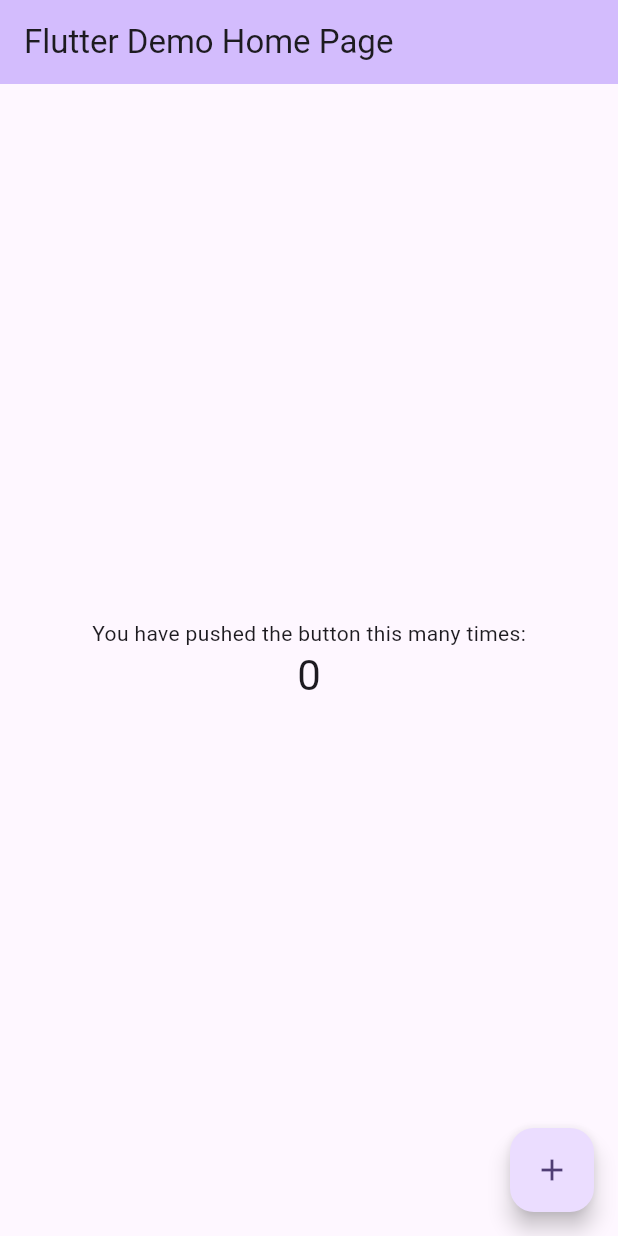
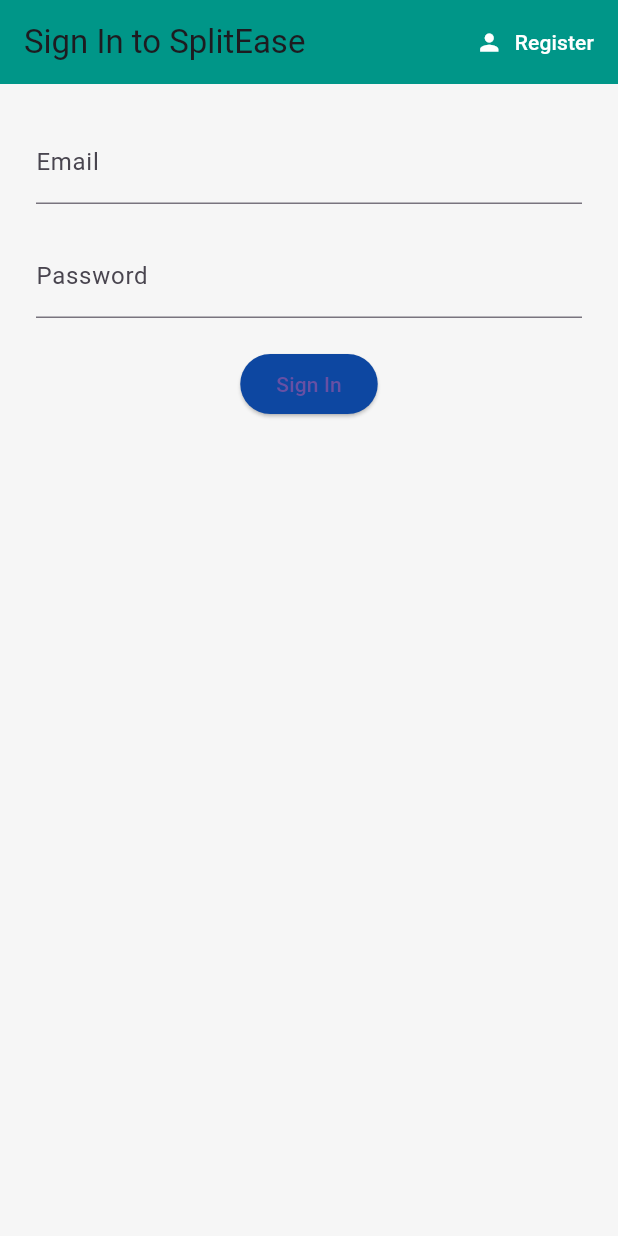
Before and after one commit to AmoghaK1/Splitwise-Clone, a Flutter app: the screen it shows after launch, on a phone screen of 412 x 824 dp. Run offline on Flutter 3.47's test engine with Material 3 defaults, Android fonts, the phone set to English and light mode, and no system bars; our stand-ins replace firebase_auth, firebase_core, flutter_spinkit; accounts and stored records are empty.

Commit message:
Integrated User Login

```diff
--- a/lib/main.dart
+++ b/lib/main.dart
@@ -1,122 +1,57 @@
 import 'package:flutter/material.dart';
+import 'package:firebase_core/firebase_core.dart';
+import 'package:provider/provider.dart';
+
+import 'models/AppUser.dart';
+import 'services/auth_service.dart';
+import 'shared/loading.dart';
+import 'screens/wrapper.dart';
 
 void main() {
-  runApp(const MyApp());
+  WidgetsFlutterBinding.ensureInitialized();
+  runApp(const SplitwiseCloneApp());
 }
 
-class MyApp extends StatelessWidget {
-  const MyApp({super.key});
+class SplitwiseCloneApp extends StatelessWidget {
+  const SplitwiseCloneApp({super.key});
 
-  // This widget is the root of your application.
-  @override
-  Widget build(BuildContext context) {
-    return MaterialApp(
-      title: 'Flutter Demo',
-      theme: ThemeData(
-        // This is the theme of your application.
-        //
-        // TRY THIS: Try running your application with "flutter run". You'll see
-        // the application has a purple toolbar. Then, without quitting the app,
-        // try changing the seedColor in the colorScheme below to Colors.green
-        // and then invoke "hot reload" (save your changes or press the "hot
-        // reload" button in a Flutter-supported IDE, or press "r" if you used
-        // the command line to start the app).
-        //
-        // Notice that the counter didn't reset back to zero; the application
-        // state is not lost during the reload. To reset the state, use hot
-        // restart instead.
-        //
-        // This works for code too, not just values: Most code changes can be
-        // tested with just a hot reload.
-        colorScheme: ColorScheme.fromSeed(seedColor: Colors.deepPurple),
-      ),
-      home: const MyHomePage(title: 'Flutter Demo Home Page'),
-    );
-  }
-}
-
-class MyHomePage extends StatefulWidget {
-  const MyHomePage({super.key, required this.title});
-
-  // This widget is the home page of your application. It is stateful, meaning
-  // that it has a State object (defined below) that contains fields that affect
-  // how it looks.
-
-  // This class is the configuration for the state. It holds the values (in this
-  // case the title) provided by the parent (in this case the App widget) and
-  // used by the build method of the State. Fields in a Widget subclass are
-  // always marked "final".
-
-  final String title;
-
-  @override
-  State<MyHomePage> createState() => _MyHomePageState();
-}
-
-class _MyHomePageState extends State<MyHomePage> {
-  int _counter = 0;
-
-  void _incrementCounter() {
-    setState(() {
-      // This call to setState tells the Flutter framework that something has
-      // changed in this State, which causes it to rerun the build method below
-      // so that the display can reflect the updated values. If we changed
-      // _counter without calling setState(), then the build method would not be
-      // called again, and so nothing would appear to happen.
-      _counter++;
-    });
+  Future<FirebaseApp> _initializeFirebase() async {
+    return await Firebase.initializeApp();
   }
 
   @override
   Widget build(BuildContext context) {
-    // This method is rerun every time setState is called, for instance as done
-    // by the _incrementCounter method above.
-    //
-    // The Flutter framework has been optimized to make rerunning build methods
-    // fast, so that you can just rebuild anything that needs updating rather
-    // than having to individually change instances of widgets.
-    return Scaffold(
-      appBar: AppBar(
-        // TRY THIS: Try changing the color here to a specific color (to
-        // Colors.amber, perhaps?) and trigger a hot reload to see the AppBar
-        // change color while the other colors stay the same.
-        backgroundColor: Theme.of(context).colorScheme.inversePrimary,
-        // Here we take the value from the MyHomePage object that was created by
-        // the App.build method, and use it to set our appbar title.
-        title: Text(widget.title),
-      ),
-      body: Center(
-        // Center is a layout widget. It takes a single child and positions it
-        // in the middle of the parent.
-        child: Column(
-          // Column is also a layout widget. It takes a list of children and
-          // arranges them vertically. By default, it sizes itself to fit its
-          // children horizontally, and tries to be as tall as its parent.
-          //
-          // Column has various properties to control how it sizes itself and
-          // how it positions its children. Here we use mainAxisAlignment to
-          // center the children vertically; the main axis here is the vertical
-          // axis because Columns are vertical (the cross axis would be
-          // horizontal).
-          //
-          // TRY THIS: Invoke "debug painting" (choose the "Toggle Debug Paint"
-          // action in the IDE, or press "p" in the console), to see the
-          // wireframe for each widget.
-          mainAxisAlignment: MainAxisAlignment.center,
-          children: <Widget>[
-            const Text('You have pushed the button this many times:'),
-            Text(
-              '$_counter',
-              style: Theme.of(context).textTheme.headlineMedium,
+    return FutureBuilder<FirebaseApp>(
+      future: _initializeFirebase(),
+      builder: (context, snapshot) {
+        // Show loading while Firebase initializes
+        if (snapshot.connectionState == ConnectionState.waiting) {
+          return const MaterialApp(
+            home: Scaffold(
+              body: Loading(),
             ),
-          ],
-        ),
-      ),
-      floatingActionButton: FloatingActionButton(
-        onPressed: _incrementCounter,
-        tooltip: 'Increment',
-        child: const Icon(Icons.add),
-      ), // This trailing comma makes auto-formatting nicer for build methods.
+          );
+        }
+
+        // Handle errors
+        if (snapshot.hasError) {
+          return const MaterialApp(
+            home: Scaffold(
+              body: Center(child: Text('Error initializing Firebase')),
+            ),
+          );
+        }
+
+        // Firebase is initialized
+        return StreamProvider<AppUser?>.value(
+          value: AuthService().user,
+          initialData: null,
+          child: const MaterialApp(
+            debugShowCheckedModeBanner: false,
+            home: Wrapper(),
+          ),
+        );
+      },
     );
   }
 }
--- /dev/null
+++ b/lib/screens/authenticate/authenticate.dart
@@ -0,0 +1,25 @@
+import 'package:flutter/material.dart';
+import 'sign_in.dart';
+import 'register.dart';
+
+class Authenticate extends StatefulWidget {
+  const Authenticate({super.key});
+
+  @override
+  State<Authenticate> createState() => _AuthenticateState();
+}
+
+class _AuthenticateState extends State<Authenticate> {
+  bool showSignIn = true;
+
+  void toggleView() {
+    setState(() => showSignIn = !showSignIn);
+  }
+
+  @override
+  Widget build(BuildContext context) {
+    return showSignIn
+        ? SignIn(toggleView: toggleView)
+        : Register(toggleView: toggleView);
+  }
+}
--- /dev/null
+++ b/lib/screens/authenticate/register.dart
@@ -0,0 +1,89 @@
+import 'package:flutter/material.dart';
+import '../../services/auth_service.dart';
+
+class Register extends StatefulWidget {
+  final VoidCallback toggleView;
+  const Register({super.key, required this.toggleView});
+
+  @override
+  State<Register> createState() => _RegisterState();
+}
+
+class _RegisterState extends State<Register> {
+  final _formKey = GlobalKey<FormState>();
+  final AuthService _auth = AuthService();
+
+  String email = '';
+  String password = '';
+  String displayName = '';
+  String error = '';
+  bool loading = false;
+
+  @override
+  Widget build(BuildContext context) {
+    return Scaffold(
+      backgroundColor: Colors.white,
+      appBar: AppBar(
+        backgroundColor: Colors.teal[800],
+        elevation: 0.0,
+        title: const Text('Register on SplitEase'),
+        actions: [
+          TextButton.icon(
+            icon: const Icon(Icons.login, color: Colors.white),
+            label: const Text('Sign In', style: TextStyle(color: Colors.white)),
+            onPressed: widget.toggleView,
+          )
+        ],
+      ),
+      body: Padding(
+        padding: const EdgeInsets.all(24.0),
+        child: Form(
+          key: _formKey,
+          child: Column(
+            children: [
+              TextFormField(
+                decoration: const InputDecoration(labelText: 'Display Name'),
+                validator: (val) => val!.isEmpty ? 'Enter a name' : null,
+                onChanged: (val) => setState(() => displayName = val),
+              ),
+              const SizedBox(height: 20),
+              TextFormField(
+                decoration: const InputDecoration(labelText: 'Email'),
+                validator: (val) => val!.isEmpty ? 'Enter an email' : null,
+                onChanged: (val) => setState(() => email = val),
+              ),
+              const SizedBox(height: 20),
+              TextFormField(
+                decoration: const InputDecoration(labelText: 'Password'),
+                obscureText: true,
+                validator: (val) => val!.length < 6 ? 'Password too short' : null,
+                onChanged: (val) => setState(() => password = val),
+              ),
+              const SizedBox(height: 20),
+              ElevatedButton(
+                style: ElevatedButton.styleFrom(backgroundColor: Colors.teal),
+                onPressed: () async {
+                  if (_formKey.currentState!.validate()) {
+                    setState(() => loading = true);
+                    var result = await _auth.registerWithEmailAndPassword(
+                      email, password, displayName,
+                    );
+                    if (result == null) {
+                      setState(() {
+                        error = 'Registration failed';
+                        loading = false;
+                      });
+                    }
+                  }
+                },
+                child: const Text('Register'),
+              ),
+              const SizedBox(height: 12),
+              Text(error, style: const TextStyle(color: Colors.red)),
+            ],
+          ),
+        ),
+      ),
+    );
+  }
+}
--- /dev/null
+++ b/lib/screens/authenticate/sign_in.dart
@@ -0,0 +1,80 @@
+import 'package:flutter/material.dart';
+import '../../services/auth_service.dart';
+
+class SignIn extends StatefulWidget {
+  final VoidCallback toggleView;
+  const SignIn({super.key, required this.toggleView});
+
+  @override
+  State<SignIn> createState() => _SignInState();
+}
+
+class _SignInState extends State<SignIn> {
+  final _formKey = GlobalKey<FormState>();
+  final AuthService _auth = AuthService();
+
+  String email = '';
+  String password = '';
+  String error = '';
+  bool loading = false;
+
+  @override
+  Widget build(BuildContext context) {
+    return Scaffold(
+      backgroundColor: const Color(0xFFF6F6F6), // offwhite
+      appBar: AppBar(
+        backgroundColor: Colors.teal,
+        elevation: 0.0,
+        title: const Text('Sign In to SplitEase'),
+        actions: [
+          TextButton.icon(
+            icon: const Icon(Icons.person, color: Colors.white),
+            label: const Text('Register', style: TextStyle(color: Colors.white)),
+            onPressed: widget.toggleView,
+          )
+        ],
+      ),
+      body: Padding(
+        padding: const EdgeInsets.all(24.0),
+        child: Form(
+          key: _formKey,
+          child: Column(
+            children: [
+              TextFormField(
+                decoration: const InputDecoration(labelText: 'Email'),
+                validator: (val) => val!.isEmpty ? 'Enter an email' : null,
+                onChanged: (val) => setState(() => email = val),
+              ),
+              const SizedBox(height: 20),
+              TextFormField(
+                decoration: const InputDecoration(labelText: 'Password'),
+                obscureText: true,
+                validator: (val) => val!.length < 6 ? 'Password too short' : null,
+                onChanged: (val) => setState(() => password = val),
+              ),
+              const SizedBox(height: 20),
+              ElevatedButton(
+                style: ElevatedButton.styleFrom(backgroundColor: Colors.blue[900]),
+                onPressed: () async {
+                  if (_formKey.currentState!.validate()) {
+                    setState(() => loading = true);
+                    var result = await _auth.signInWithEmailAndPassword(email, password);
+                    if (result == null) {
+                      setState(() {
+                        error = 'Could not sign in with those credentials';
+                        loading = false;
+                      });
+                    }
+                  }
+                },
+                child: const Text('Sign In'),
+              ),
+              const SizedBox(height: 12),
+              Text(error, style: const TextStyle(color: Colors.red)),
+            ],
+          ),
+        ),
+      ),
+    );
+  }
+}
--- /dev/null
+++ b/lib/screens/wrapper.dart
@@ -0,0 +1,23 @@
+import 'package:flutter/material.dart';
+import 'package:provider/provider.dart';
+
+import '../../models/AppUser.dart';
+import '../screens/authenticate/authenticate.dart';
+import '../screens/home/home.dart';
+
+class Wrapper extends StatelessWidget {
+  const Wrapper({super.key});
+
+  @override
+  Widget build(BuildContext context) {
+    final user = Provider.of<AppUser?>(context);
+
+    // If user is not signed in, go to Authenticate screen
+    if (user == null) {
+      return const Authenticate();
+    }
+
+    // If signed in, go to Home screen (can expand to load group data later)
+    return const Home();
+  }
+}
--- /dev/null
+++ b/lib/services/auth_service.dart
@@ -0,0 +1,71 @@
+import 'package:firebase_auth/firebase_auth.dart';
+import '../models/AppUser.dart';
+
+class AuthService {
+  final FirebaseAuth _auth = FirebaseAuth.instance;
+
+  // Convert Firebase user to custom AppUser
+  AppUser? _userFromFirebaseUser(User? user) {
+    if (user == null) return null;
+
+    return AppUser(
+      uid: user.uid,
+      email: user.email ?? '',
+      displayName: user.displayName ?? 'New User',
+      photoURL: user.photoURL,
+    );
+  }
+
+  // Stream to track auth state changes
+  Stream<AppUser?> get user {
+    return _auth.authStateChanges().map(_userFromFirebaseUser);
+  }
+
+// Sign in with email and password
+  Future<AppUser?> signInWithEmailAndPassword(String email, String password) async {
+    try {
+      UserCredential result = await _auth.signInWithEmailAndPassword(
+        email: email,
+        password: password,
+      );
+      return _userFromFirebaseUser(result.user);
+    } catch (e) {
+      print('Error in signInWithEmailAndPassword: $e');
+      return null;
+    }
+  }
+
+  // Register with email and password
+  Future<AppUser?> registerWithEmailAndPassword(String email, String password, String displayName) async {
+    try {
+      UserCredential result = await _auth.createUserWithEmailAndPassword(
+        email: email,
+        password: password,
+      );
+
+      User? user = result.user;
+
+      if (user != null) {
+        // Optionally update display name
+        await user.updateDisplayName(displayName);
+        await user.reload(); // Refresh user data
+        user = _auth.currentUser;
+        return _userFromFirebaseUser(user);
+      }
+
+      return null;
+    } catch (e) {
+      print('Error in registerWithEmailAndPassword: $e');
+      return null;
+    }
+  }
+
+  // Sign out
+  Future<void> signOut() async {
+    try {
+      await _auth.signOut();
+    } catch (e) {
+      print('Error signing out: $e');
+    }
+  }
+}
```
Also changed, not shown: lib/models/AppUser.dart (added, +39 -0 lines), lib/screens/home/home.dart (added, +38 -0 lines), lib/shared/loading.dart (added, +19 -0 lines), 1 other file.
